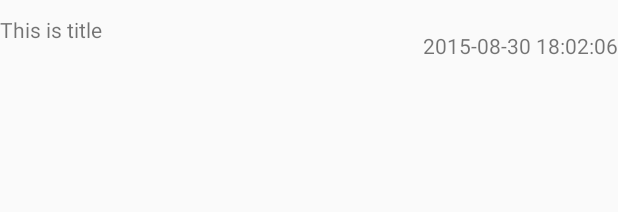
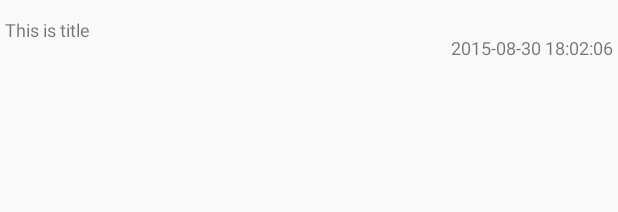
Before and after one commit to flyings-sky/KotlinApp_1, an Android app: the layout item_child_news.xml on its own in the app's theme, with its tools: preview values and no code run, on a phone screen of 412 x 824 dp. Shown: the top 212 px of the screen. Run offline under Robolectric (Android 15) with nearby library versions, the phone set to English and light mode, and no system bars.

```diff
--- a/app/build.gradle
+++ b/app/build.gradle
@@ -25,7 +25,7 @@ android {
 }
 
 dependencies {
-    compile fileTree(dir: 'libs', include: ['*.jar'])
+    compile fileTree(include: ['*.jar'], dir: 'libs')
     androidTestCompile('com.android.support.test.espresso:espresso-core:2.2.2', {
         exclude group: 'com.android.support', module: 'support-annotations'
     })
@@ -37,6 +37,8 @@ dependencies {
     compile 'org.jetbrains.anko:anko-sdk23:0.8.3'
     compile 'com.squareup.okhttp:okhttp:2.7.5'
     compile 'com.android.support:appcompat-v7:25.3.1'
+    compile 'yasic.library.ParticleTextView:particletextview:0.0.5'
+    compile 'com.github.XunMengWinter:CircularAnim:0.3.4'
     compile 'com.android.support.constraint:constraint-layout:1.0.2'
     testCompile 'junit:junit:4.12'
 }
--- a/app/src/main/java/andfans/com/kotlinapp_1/App.kt
+++ b/app/src/main/java/andfans/com/kotlinapp_1/App.kt
@@ -3,6 +3,7 @@ package andfans.com.kotlinapp_1
 import android.app.Application
 import com.squareup.picasso.LruCache
 import com.squareup.picasso.Picasso
+import top.wefor.circularanim.CircularAnim
 
 /**
  *
@@ -14,5 +15,6 @@ class App:Application() {
         super.onCreate()
         val maxMem = Runtime.getRuntime().maxMemory().toInt()
         Picasso.Builder(this).memoryCache(LruCache(maxMem/8)).build()
+        CircularAnim.init(200, 300, R.color.colorAccent)
     }
 }
--- a/app/src/main/res/layout/item_child_news.xml
+++ b/app/src/main/res/layout/item_child_news.xml
@@ -6,7 +6,10 @@
 	xmlns:android="http://schemas.android.com/apk/res/android"
 	android:layout_width="match_parent"
 	android:layout_height="40dp"
-	android:orientation="horizontal">
+	android:orientation="horizontal"
+	android:layout_marginLeft="3dp"
+	android:layout_marginRight="3dp"
+	>
 
 	<TextView
 		android:id="@+id/tv_title"
@@ -16,7 +19,8 @@
 		android:layout_weight="1"
 		android:gravity="center_vertical"
 		android:text="This is title"
-		android:textSize="@dimen/news_child_size"/>
+		android:textSize="12dp"
+		/>
 
 	<TextView
 		android:id="@+id/tv_time"
@@ -25,5 +29,6 @@
 		android:layout_gravity="right"
 		android:gravity="bottom"
 		android:text="2015-08-30 18:02:06"
-		android:textSize="@dimen/news_child_size"/>
+		android:textSize="12dp"
+		/>
 </LinearLayout>
--- a/app/src/main/res/values-v21/styles.xml
+++ b/app/src/main/res/values-v21/styles.xml
@@ -8,9 +8,9 @@
         <!--<item name="android:colorControlHighlight">@color/colorAccent</item>-->
     </style>
 
-    <style name="AppTheme.NoActionBar.Overlay">
+    <style name="AppTheme.NoActionBars" parent="Theme.AppCompat.Light.NoActionBar">
         <item name="windowActionBar">false</item>
-        <item name="windowNoTitle">true</item>
+        <item name="android:windowNoTitle">true</item>
         <item name="android:windowDrawsSystemBarBackgrounds">true</item>
         <item name="android:statusBarColor">@android:color/transparent</item>
         <!--<item name="android:colorControlHighlight">@color/colorAccent</item>-->
--- a/app/src/main/res/values/strings.xml
+++ b/app/src/main/res/values/strings.xml
@@ -1,5 +1,5 @@
 <resources>
-    <string name="app_name">KotlinApp_1</string>
+    <string name="app_name">Comics</string>
     <string name="action_settings">Settings</string>
     <string name="action_info">漫画详情</string>
     <string name="action_about">关于</string>
--- a/app/src/main/res/values/styles.xml
+++ b/app/src/main/res/values/styles.xml
@@ -9,6 +9,10 @@
     </style>
 
     <style name="AppTheme.NoActionBar">
+        <item name="windowActionBar">false</item>
+        <item name="android:windowNoTitle">true</item>
+    </style>
+    <style name="AppTheme.NoActionBars" parent="Theme.AppCompat.Light.NoActionBar">
         <item name="windowActionBar">false</item>
         <item name="android:windowNoTitle">true</item>
     </style>
@@ -24,4 +28,7 @@
         <item name="android:maxWidth">50dp</item>
         <item name="android:maxHeight">50dp</item>
     </style>
+    <style name="FullScreen" parent="Theme.AppCompat.Light.NoActionBar">
+        <item name="android:windowFullscreen">true</item>
+    </style>
 </resources>
--- a/build.gradle
+++ b/build.gradle
@@ -16,6 +16,7 @@ buildscript {
 allprojects {
     repositories {
         jcenter()
+        maven { url "https://jitpack.io" }
     }
 }
 
```
Also changed, not shown: app/src/main/AndroidManifest.xml (+15 -11 lines), app/src/main/java/andfans/com/kotlinapp_1/MainActivity.kt (+19 -1 lines), app/src/main/java/andfans/com/kotlinapp_1/ui/activity/OpeningActivity.kt (added, +68 -0 lines), app/src/main/res/layout/activity_opening.xml (added, +21 -0 lines), app/src/main/res/drawable/start.png (added), app/src/main/res/mipmap-mdpi/ic.png (added).
